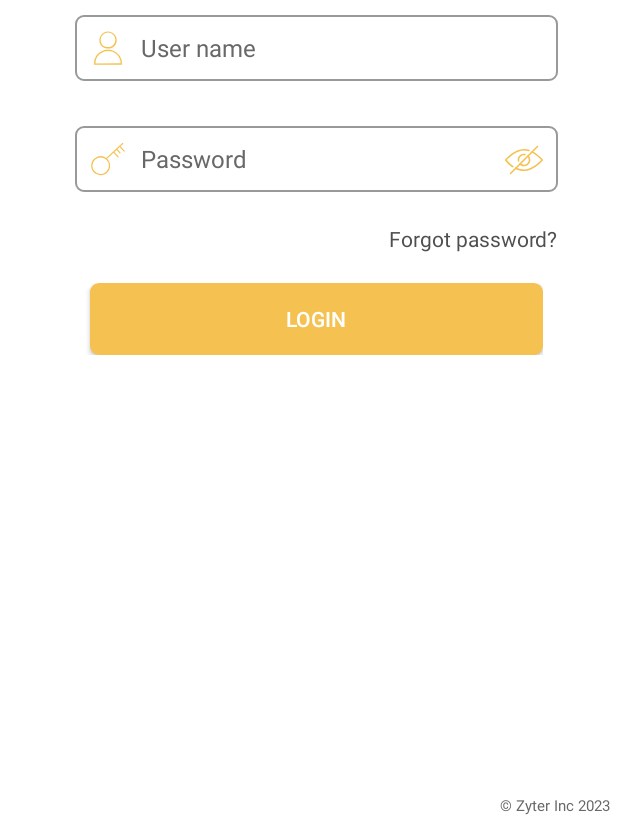
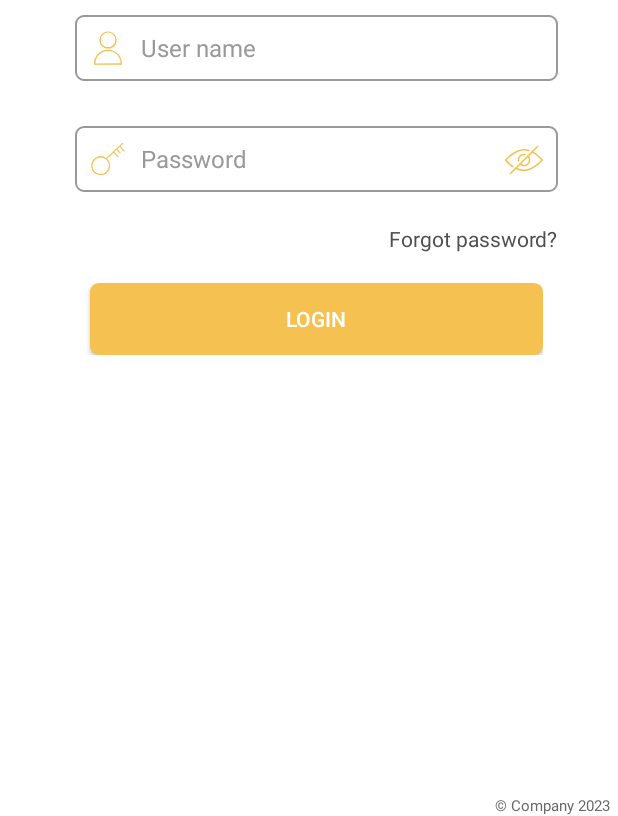
Before and after one commit to RAAMKHOT/SampleAndroidTemplete, an Android app: the screen it shows after launch (LoginActivity), on a phone screen of 412 x 824 dp, the part 420-1236 px from its top. Run offline under Robolectric (Android 15) with nearby library versions, the phone set to English and light mode, and no system bars; our stand-ins replace Room's generated code; 13 statements that could not run were skipped.

Commit message:
#Login screen changes..

```diff
--- /dev/null
+++ b/app/src/main/res/drawable/ic_eye_show.xml
@@ -0,0 +1,12 @@
+<vector xmlns:android="http://schemas.android.com/apk/res/android"
+    android:width="44dp"
+    android:height="44dp"
+    android:viewportWidth="511.992"
+    android:viewportHeight="511.992">
+    <path
+        android:pathData="M510.096,249.937c-4.032,-5.867 -100.928,-143.275 -254.101,-143.275C124.56,106.662 7.44,243.281 2.512,249.105c-3.349,3.968 -3.349,9.792 0,13.781C7.44,268.71 124.56,405.329 255.995,405.329S504.549,268.71 509.477,262.886C512.571,259.217 512.848,253.905 510.096,249.937zM255.995,383.996c-105.365,0 -205.547,-100.48 -230.997,-128c25.408,-27.541 125.483,-128 230.997,-128c123.285,0 210.304,100.331 231.552,127.424C463.013,282.065 362.256,383.996 255.995,383.996z"
+        android:fillColor="#FFFFFF" />
+    <path
+        android:pathData="M255.995,170.662c-47.061,0 -85.333,38.272 -85.333,85.333s38.272,85.333 85.333,85.333s85.333,-38.272 85.333,-85.333S303.056,170.662 255.995,170.662zM255.995,319.996c-35.285,0 -64,-28.715 -64,-64s28.715,-64 64,-64s64,28.715 64,64S291.28,319.996 255.995,319.996z"
+        android:fillColor="#FFFFFF" />
+</vector>
--- a/app/src/main/res/layout/activity_login.xml
+++ b/app/src/main/res/layout/activity_login.xml
@@ -23,8 +23,8 @@
                 android:layout_height="wrap_content"
                 android:layout_marginStart="@dimen/dimen_60"
                 android:layout_marginEnd="@dimen/dimen_40"
-                android:src="@drawable/company_logo"
-                android:contentDescription="@string/login" />
+                android:contentDescription="@string/login"
+                android:src="@drawable/company_logo" />
 
 
             <RelativeLayout
@@ -53,8 +53,8 @@
                         android:padding="10dp"
                         android:singleLine="true"
                         android:tag="notanerror"
-                        android:textColor="@color/text_color"
-                        android:textColorHint="@color/text_color"
+                        android:textColor="@color/black"
+                        android:textColorHint="@color/hint"
                         android:textSize="@dimen/textsize_16" />
 
                     <RelativeLayout
@@ -66,6 +66,7 @@
                         android:layout_marginBottom="@dimen/dimen_10">
 
                         <EditText
+                            android:id="@+id/editTextPassword"
                             android:layout_width="match_parent"
                             android:layout_height="wrap_content"
                             android:background="@drawable/edit_text_bg"
@@ -76,11 +77,13 @@
                             android:padding="@dimen/dimen_10"
                             android:singleLine="true"
                             android:tag="notanerror"
-                            android:textColor="@color/text_color"
-                            android:textColorHint="@color/text_color"
-                            android:textSize="@dimen/textsize_16" />
+                            android:textColor="@color/black"
+                            android:textColorHint="@color/hint"
+                            android:textSize="@dimen/textsize_16"
+                            android:autofillHints="" />
 
                         <ImageView
+                            android:id="@+id/imageViewPasswordVisible"
                             android:layout_width="25dp"
                             android:layout_height="25dp"
                             android:layout_alignParentEnd="true"
@@ -89,7 +92,8 @@
                             android:layout_marginEnd="@dimen/dimen_10"
                             android:layout_marginBottom="@dimen/dimen_10"
                             android:src="@drawable/ic_eye_hide"
-                            app:tint="@color/default_orange" />
+                            app:tint="@color/default_orange"
+                            android:contentDescription="@string/app_name" />
                     </RelativeLayout>
 
                     <Switch
@@ -129,7 +133,7 @@
                         android:weightSum="100">
 
                         <Button
-                            android:layout_width="match_parent"
+                            android:layout_width="0dp"
                             android:layout_height="wrap_content"
                             android:layout_gravity="center"
                             android:layout_marginStart="@dimen/dimen_10"
@@ -147,8 +151,8 @@
 
         <LinearLayout
             android:layout_width="match_parent"
-            android:layout_alignParentBottom="true"
-            android:layout_height="wrap_content">
+            android:layout_height="wrap_content"
+            android:layout_alignParentBottom="true">
 
             <TextView
                 android:layout_width="0dp"
@@ -163,7 +167,7 @@
                 android:layout_width="wrap_content"
                 android:layout_height="wrap_content"
                 android:layout_marginEnd="@dimen/dimen_5"
-                android:text="@string/copyroght"
+                android:text="@string/copyright"
                 android:textColor="@color/text_color"
                 android:textSize="@dimen/textsize_10" />
         </LinearLayout>
--- a/app/src/main/res/values/colors.xml
+++ b/app/src/main/res/values/colors.xml
@@ -16,6 +16,8 @@
     <color name="text_color">#686868</color>
     <color name="contactname">#4f4f4f</color>
     <color name="white">#ffffff</color>
+    <color name="black">#000000</color>
+    <color name="hint">#999999</color>
 
     <color name="gray_dark">#999999</color>
     <!-- theme color -->
--- a/app/src/main/res/values/strings.xml
+++ b/app/src/main/res/values/strings.xml
@@ -27,7 +27,7 @@
     F
 
 
-    <string name="copyroght">\u00a9 Zyter Inc 2023</string>
+    <string name="copyright">\u00a9 Company 2023</string>
 
     <!-- zyter.infinite.com.apprtc -->
 
```
Also changed, not shown: app/src/main/java/com/sample/templet/main/view/activities/LoginActivity.kt (+37 -3 lines).
